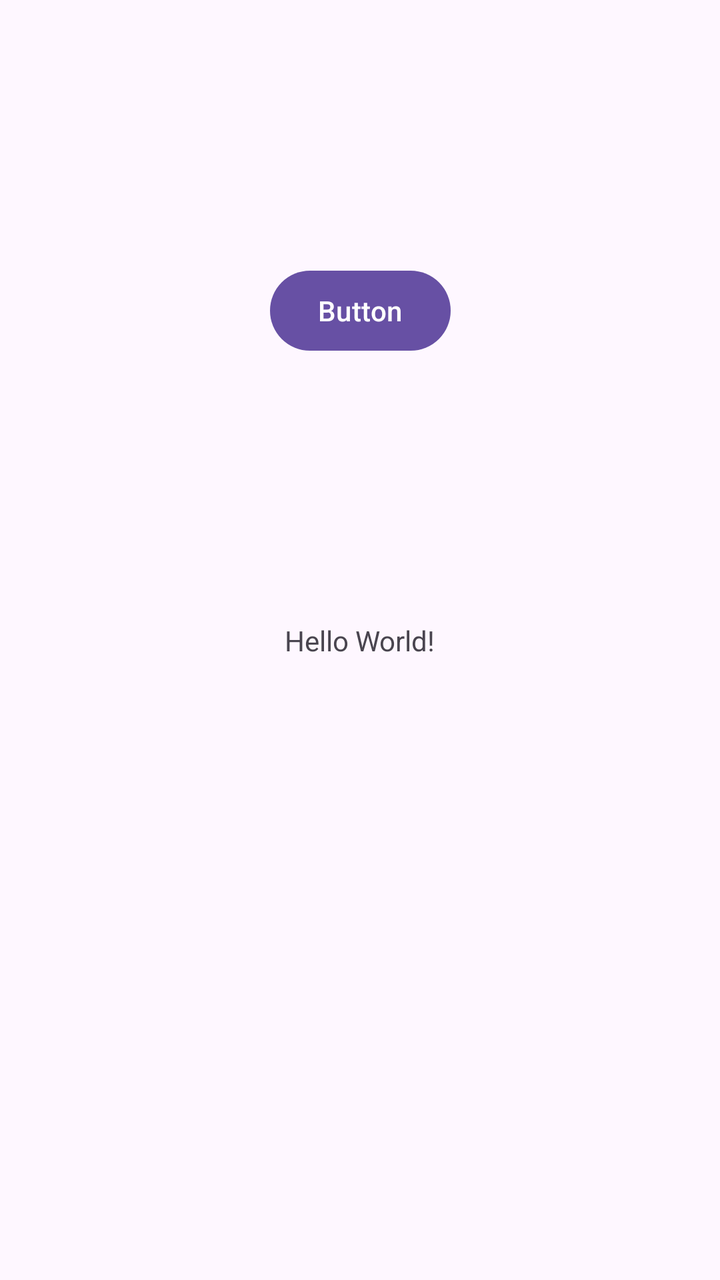
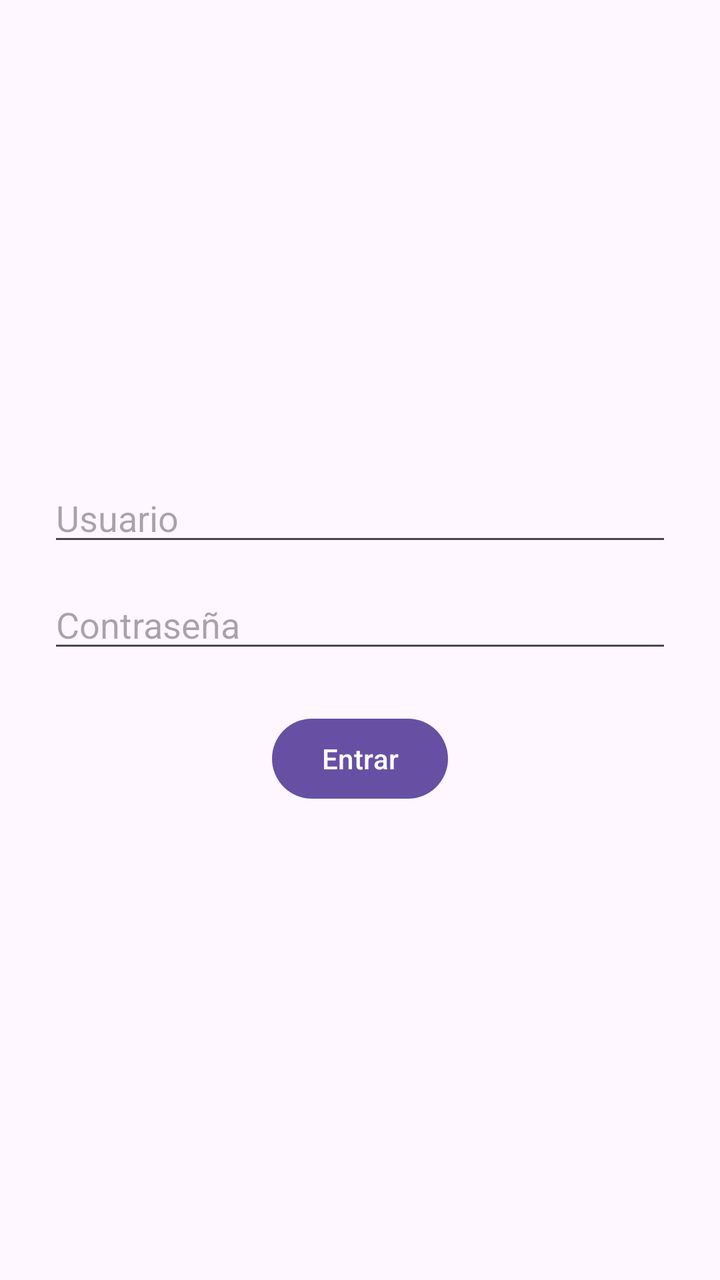

Before-and-after screenshots of an Android layout around one commit, followed by the original layout XML and the change that was made.
<!-- AndroidManifest.xml: application theme Theme.Proyecto_Juego_Kiko -->
<!-- res/layout/activity_main.xml -->
<?xml version="1.0" encoding="utf-8"?>
<androidx.constraintlayout.widget.ConstraintLayout xmlns:android="http://schemas.android.com/apk/res/android"
    xmlns:app="http://schemas.android.com/apk/res-auto"
    xmlns:tools="http://schemas.android.com/tools"
    android:id="@+id/main"
    android:layout_width="match_parent"
    android:layout_height="match_parent"
    tools:context=".Menu_Login">

    <TextView
        android:id="@+id/textView"
        android:layout_width="wrap_content"
        android:layout_height="wrap_content"
        android:text="Hello World!"
        app:layout_constraintBottom_toBottomOf="parent"
        app:layout_constraintEnd_toEndOf="parent"
        app:layout_constraintStart_toStartOf="parent"
        app:layout_constraintTop_toTopOf="parent" />

    <Button
        android:id="@+id/button"
        android:layout_width="wrap_content"
        android:layout_height="wrap_content"
        android:text="Button"
        app:layout_constraintBottom_toTopOf="@+id/textView"
        app:layout_constraintEnd_toEndOf="parent"
        app:layout_constraintStart_toStartOf="parent"
        app:layout_constraintTop_toTopOf="parent" />

</androidx.constraintlayout.widget.ConstraintLayout>
<!-- resources referenced by this layout -->
<resources>
  <style name="Theme.Proyecto_Juego_Kiko" parent="Base.Theme.Proyecto_Juego_Kiko" />
  <style name="Base.Theme.Proyecto_Juego_Kiko" parent="Theme.Material3.DayNight.NoActionBar">
          
          
      </style>
</resources>

<!-- the commit's change to res/layout/activity_main.xml (unified diff, before → after) -->
@@ -5,26 +5,44 @@
     android:id="@+id/main"
     android:layout_width="match_parent"
     android:layout_height="match_parent"
+    android:padding="24dp"
     tools:context=".Menu_Login">
 
-    <TextView
-        android:id="@+id/textView"
-        android:layout_width="wrap_content"
+    <EditText
+        android:id="@+id/etUsuario"
+        android:layout_width="0dp"
         android:layout_height="wrap_content"
-        android:text="Hello World!"
-        app:layout_constraintBottom_toBottomOf="parent"
+        android:autofillHints="username"
+        android:hint="Usuario"
+        android:inputType="text"
+        app:layout_constraintBottom_toTopOf="@+id/etPassword"
         app:layout_constraintEnd_toEndOf="parent"
         app:layout_constraintStart_toStartOf="parent"
-        app:layout_constraintTop_toTopOf="parent" />
+        app:layout_constraintTop_toTopOf="parent"
+        app:layout_constraintVertical_chainStyle="packed" />
+
+    <EditText
+        android:id="@+id/etPassword"
+        android:layout_width="0dp"
+        android:layout_height="wrap_content"
+        android:layout_marginTop="12dp"
+        android:autofillHints="password"
+        android:hint="Contraseña"
+        android:inputType="textPassword"
+        app:layout_constraintBottom_toTopOf="@+id/button"
+        app:layout_constraintEnd_toEndOf="parent"
+        app:layout_constraintStart_toStartOf="parent"
+        app:layout_constraintTop_toBottomOf="@+id/etUsuario" />
 
     <Button
         android:id="@+id/button"
         android:layout_width="wrap_content"
         android:layout_height="wrap_content"
-        android:text="Button"
-        app:layout_constraintBottom_toTopOf="@+id/textView"
+        android:layout_marginTop="24dp"
+        android:text="Entrar"
+        app:layout_constraintBottom_toBottomOf="parent"
         app:layout_constraintEnd_toEndOf="parent"
         app:layout_constraintStart_toStartOf="parent"
-        app:layout_constraintTop_toTopOf="parent" />
+        app:layout_constraintTop_toBottomOf="@+id/etPassword" />
 
 </androidx.constraintlayout.widget.ConstraintLayout>
